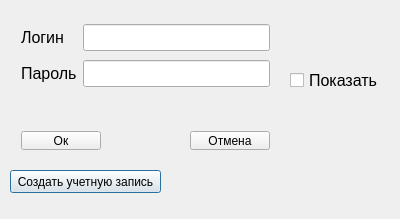
This is LoginPassDialog.ui in AndreyGovnocoder/GooseRepository as Qt 5 draws it before an edit. The edited form follows.
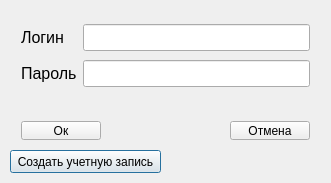
This is the edited form.

```diff
--- a/LoginPassDialog.ui
+++ b/LoginPassDialog.ui
@@ -6,8 +6,8 @@
    <rect>
     <x>0</x>
     <y>0</y>
-    <width>400</width>
-    <height>219</height>
+    <width>331</width>
+    <height>183</height>
    </rect>
   </property>
   <property name="windowTitle">
@@ -17,7 +17,7 @@
    <property name="geometry">
     <rect>
      <x>10</x>
-     <y>170</y>
+     <y>150</y>
      <width>151</width>
      <height>23</height>
     </rect>
@@ -30,8 +30,8 @@
    <property name="geometry">
     <rect>
      <x>10</x>
-     <y>120</y>
-     <width>271</width>
+     <y>110</y>
+     <width>311</width>
      <height>41</height>
     </rect>
    </property>
@@ -70,7 +70,7 @@
     <rect>
      <x>10</x>
      <y>10</y>
-     <width>271</width>
+     <width>311</width>
      <height>91</height>
     </rect>
    </property>
@@ -124,24 +124,6 @@
     </item>
    </layout>
   </widget>
-  <widget class="QCheckBox" name="showCheckBox">
-   <property name="geometry">
-    <rect>
-     <x>290</x>
-     <y>70</y>
-     <width>101</width>
-     <height>21</height>
-    </rect>
-   </property>
-   <property name="font">
-    <font>
-     <pointsize>12</pointsize>
-    </font>
-   </property>
-   <property name="text">
-    <string>Показать</string>
-   </property>
-  </widget>
  </widget>
  <layoutdefault spacing="6" margin="11"/>
  <resources/>
```
